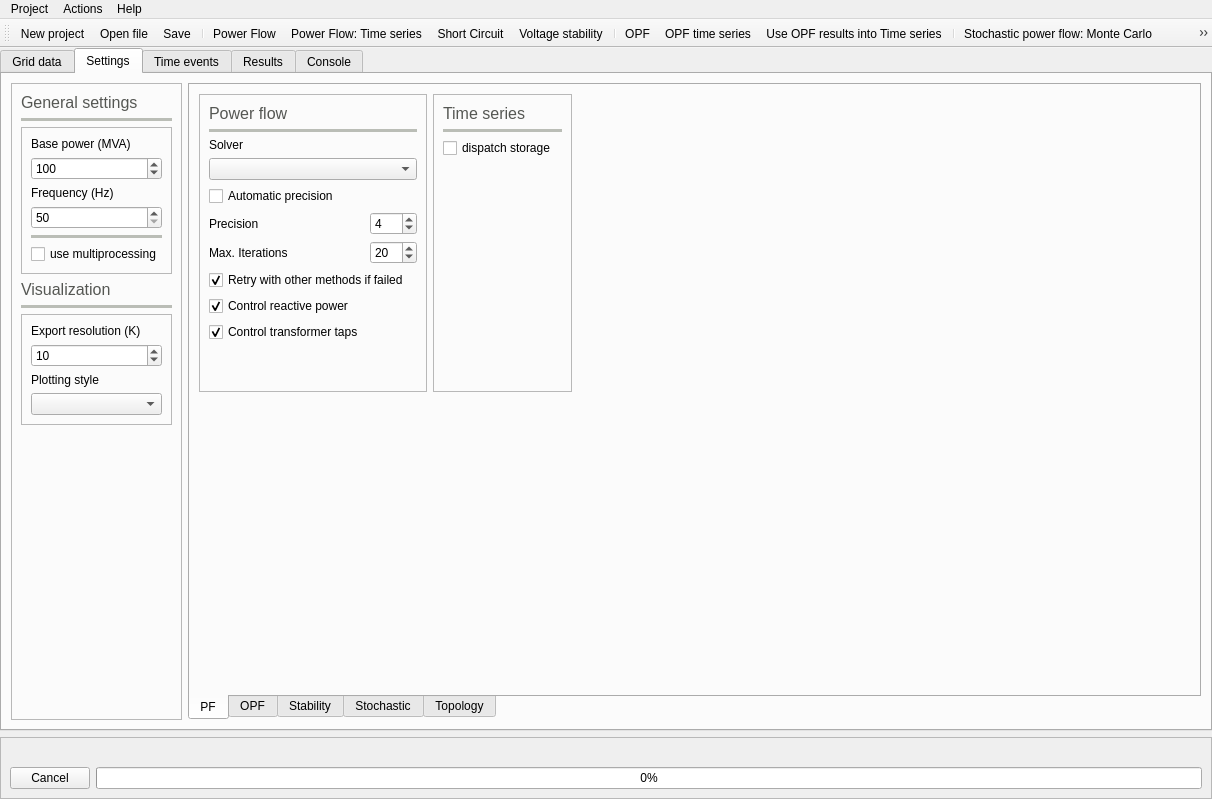
Qt form UnderDevelopment/GridCal/Gui/Main/MainWindow.ui (SanPen/GridCal) before a commit.
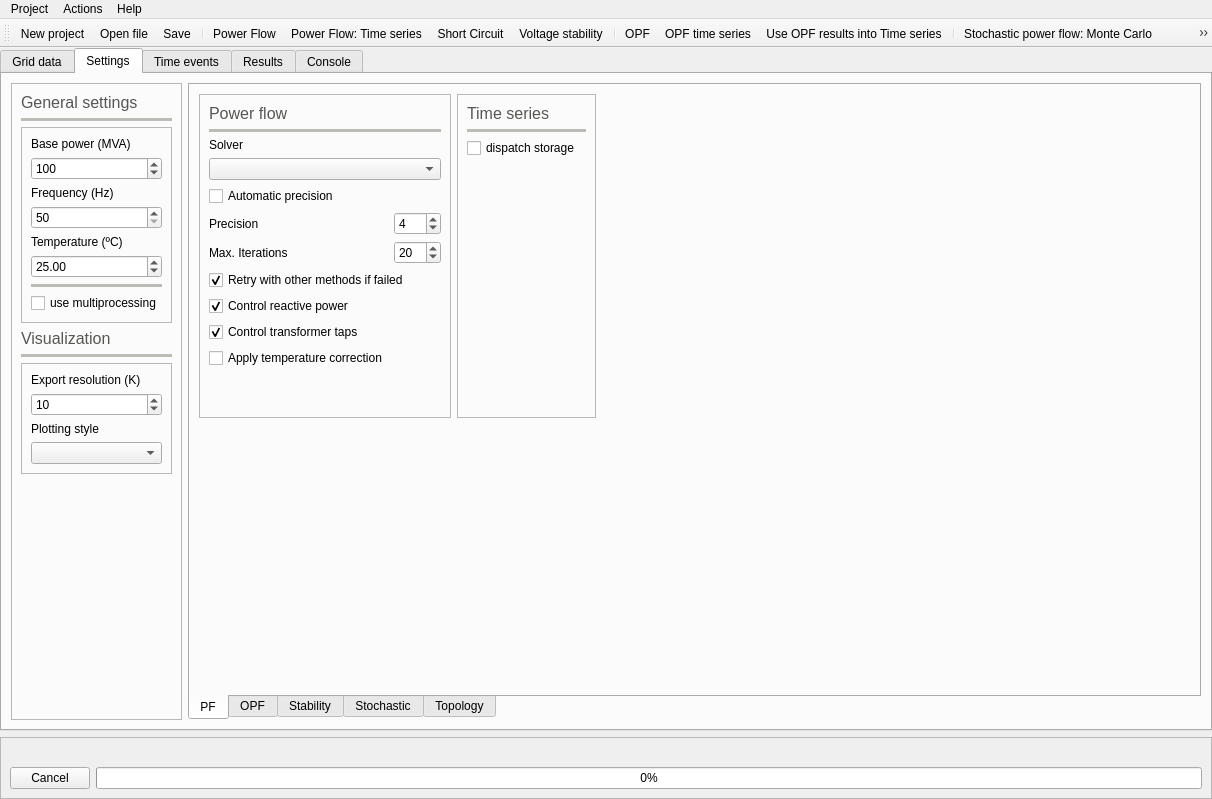
The same form after that commit. The open tabs and pages were chosen to show the change. Icons and pictures are not drawn. Custom widgets are drawn as their Qt base class.

Commit message: Added the temperature correction for the branches

Patch:
```diff
--- a/UnderDevelopment/GridCal/Gui/Main/MainWindow.ui
+++ b/UnderDevelopment/GridCal/Gui/Main/MainWindow.ui
@@ -1288,7 +1288,7 @@
                  </property>
                 </widget>
                </item>
-               <item row="13" column="0">
+               <item row="14" column="0">
                 <spacer name="verticalSpacer_10">
                  <property name="orientation">
                   <enum>Qt::Vertical</enum>
@@ -1314,6 +1314,13 @@
                  </property>
                 </widget>
                </item>
+               <item row="13" column="0">
+                <widget class="QCheckBox" name="temperature_correction_checkBox">
+                 <property name="text">
+                  <string>Apply temperature correction</string>
+                 </property>
+                </widget>
+               </item>
               </layout>
              </widget>
             </item>
@@ -3297,6 +3304,26 @@
                 </property>
                </widget>
               </item>
+              <item>
+               <widget class="QLabel" name="label_40">
+                <property name="text">
+                 <string>Temperature (ºC)</string>
+                </property>
+               </widget>
+              </item>
+              <item>
+               <widget class="QDoubleSpinBox" name="temperature_doubleSpinBox">
+                <property name="minimum">
+                 <double>-100.000000000000000</double>
+                </property>
+                <property name="maximum">
+                 <double>100.000000000000000</double>
+                </property>
+                <property name="value">
+                 <double>25.000000000000000</double>
+                </property>
+               </widget>
+              </item>
               <item>
                <widget class="Line" name="line_19">
                 <property name="palette">
```
Left out of the diff: 4 changed lines with no effect on the pictures. The commit also changes 7 other files.
